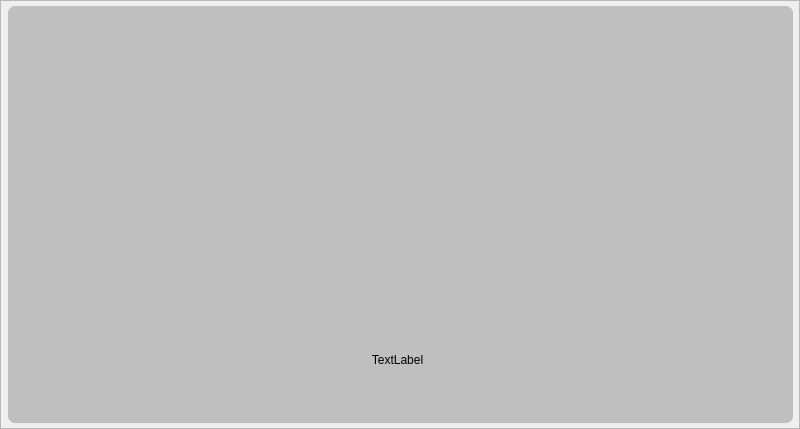
Old version of the form DesignerUI/AddFGPscreen.ui in the repository Lam-dev/EAI_Project.
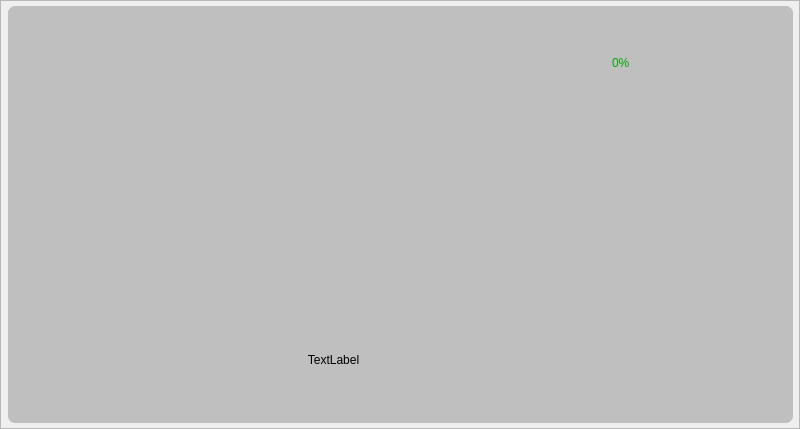
New version of the form. Icons and pictures are not drawn.

The edit to the form file:
```diff
--- a/DesignerUI/AddFGPscreen.ui
+++ b/DesignerUI/AddFGPscreen.ui
@@ -41,7 +41,7 @@
    <widget class="QLabel" name="label_utTrai">
     <property name="geometry">
      <rect>
-      <x>130</x>
+      <x>68</x>
       <y>16</y>
       <width>44</width>
       <height>270</height>
@@ -57,7 +57,7 @@
    <widget class="QLabel" name="label_nhanTrai">
     <property name="geometry">
      <rect>
-      <x>174</x>
+      <x>112</x>
       <y>14</y>
       <width>52</width>
       <height>270</height>
@@ -73,7 +73,7 @@
    <widget class="QLabel" name="label_giuaTrai">
     <property name="geometry">
      <rect>
-      <x>226</x>
+      <x>164</x>
       <y>14</y>
       <width>48</width>
       <height>270</height>
@@ -89,7 +89,7 @@
    <widget class="QLabel" name="label_troTrai">
     <property name="geometry">
      <rect>
-      <x>270</x>
+      <x>208</x>
       <y>14</y>
       <width>57</width>
       <height>270</height>
@@ -105,7 +105,7 @@
    <widget class="QLabel" name="label_caiTrai">
     <property name="geometry">
      <rect>
-      <x>322</x>
+      <x>260</x>
       <y>14</y>
       <width>49</width>
       <height>270</height>
@@ -121,7 +121,7 @@
    <widget class="QLabel" name="label_troPhai">
     <property name="geometry">
      <rect>
-      <x>438</x>
+      <x>376</x>
       <y>14</y>
       <width>52</width>
       <height>270</height>
@@ -137,7 +137,7 @@
    <widget class="QLabel" name="label_giuaPhai">
     <property name="geometry">
      <rect>
-      <x>490</x>
+      <x>428</x>
       <y>14</y>
       <width>48</width>
       <height>270</height>
@@ -156,7 +156,7 @@
    <widget class="QLabel" name="label_caiPhai">
     <property name="geometry">
      <rect>
-      <x>386</x>
+      <x>324</x>
       <y>14</y>
       <width>53</width>
       <height>270</height>
@@ -172,7 +172,7 @@
    <widget class="QLabel" name="label_utPhai">
     <property name="geometry">
      <rect>
-      <x>590</x>
+      <x>528</x>
       <y>16</y>
       <width>44</width>
       <height>270</height>
@@ -188,7 +188,7 @@
    <widget class="QLabel" name="label_nhanPhai">
     <property name="geometry">
      <rect>
-      <x>538</x>
+      <x>476</x>
       <y>14</y>
       <width>52</width>
       <height>270</height>
@@ -204,9 +204,9 @@
    <widget class="QFrame" name="frame_containAnoument">
     <property name="geometry">
      <rect>
-      <x>72</x>
+      <x>8</x>
       <y>316</y>
-      <width>641</width>
+      <width>625</width>
       <height>80</height>
      </rect>
     </property>
@@ -236,6 +236,23 @@
      </property>
     </widget>
    </widget>
+   <widget class="QLabel" name="label_forShowFGPpercent">
+    <property name="geometry">
+     <rect>
+      <x>604</x>
+      <y>8</y>
+      <width>173</width>
+      <height>97</height>
+     </rect>
+    </property>
+    <property name="styleSheet">
+     <string notr="true">color: rgb(0, 170, 0);
+font: 75 58pt &quot;Ubuntu&quot;;</string>
+    </property>
+    <property name="text">
+     <string>0%</string>
+    </property>
+   </widget>
   </widget>
  </widget>
  <resources/>
```
